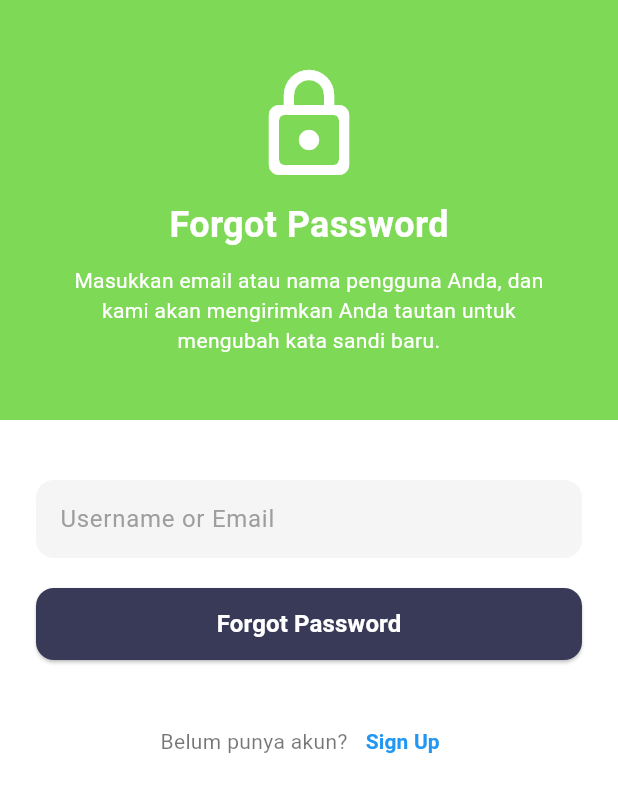
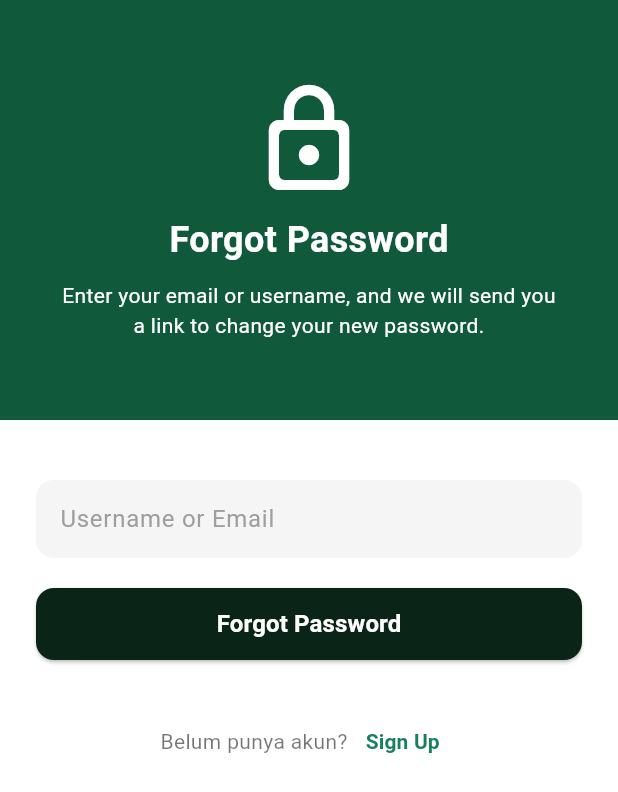
Before and after one commit to fitriangriyani/fondend, a Flutter app: the ForgotPasswordScreen screen opened directly, on a phone screen of 412 x 824 dp. Shown: the top 792 px of the screen. Run offline on Flutter 3.47's test engine with Material 3 defaults, Android fonts, the phone set to English and light mode, and no system bars; our stand-ins replace google_fonts.

Commit message:
forgot_password.dart

```diff
--- a/lib/forgot_password.dart
+++ b/lib/forgot_password.dart
@@ -63,7 +63,7 @@ class ForgotPasswordScreen extends StatelessWidget {
         height: 48,
         child: ElevatedButton(
           style: ElevatedButton.styleFrom(
-            backgroundColor: const Color(0xFF393a58),
+            backgroundColor: const Color(0xFF0A2518),
             shape: RoundedRectangleBorder(
               borderRadius: BorderRadius.circular(12),
             ),
@@ -92,7 +92,7 @@ class ForgotPasswordScreen extends StatelessWidget {
             Container(
               width: double.infinity,
               height: 280,
-              color: const Color(0xFF7ED957),
+              color: const Color(0xFF105a3b),
               child: Column(
                 mainAxisAlignment: MainAxisAlignment.center,
                 children: [
@@ -114,7 +114,7 @@ class ForgotPasswordScreen extends StatelessWidget {
                   const Padding(
                     padding: EdgeInsets.symmetric(horizontal: 40.0),
                     child: Text(
-                      'Masukkan email atau nama pengguna Anda, dan kami akan mengirimkan Anda tautan untuk mengubah kata sandi baru.',
+                      'Enter your email or username, and we will send you a link to change your new password.',
                       textAlign: TextAlign.center,
                       style: TextStyle(
                         color: Colors.white,
@@ -156,7 +156,7 @@ class ForgotPasswordScreen extends StatelessWidget {
                     'Sign Up',
                     style: TextStyle(
                       fontSize: 14,
-                      color: Colors.blue,
+                      color: Color(0xFF1A7F5D),
                       fontWeight: FontWeight.bold,
                     ),
                   ),
```
